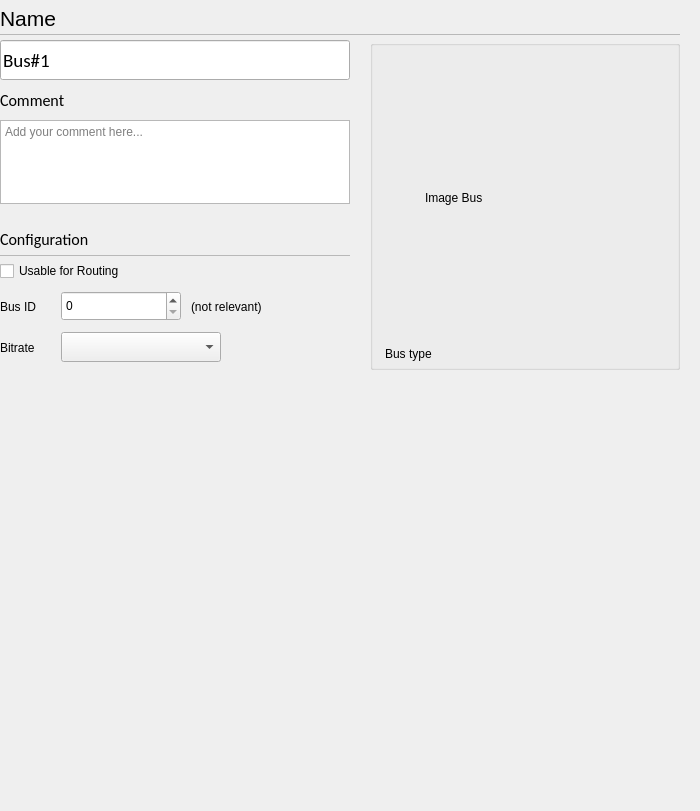
Qt form opensyde_tool/src/system_definition/bus_edit/C_SdBueBusEditPropertiesWidget.ui (openSYDE/openSYDE) before a commit.
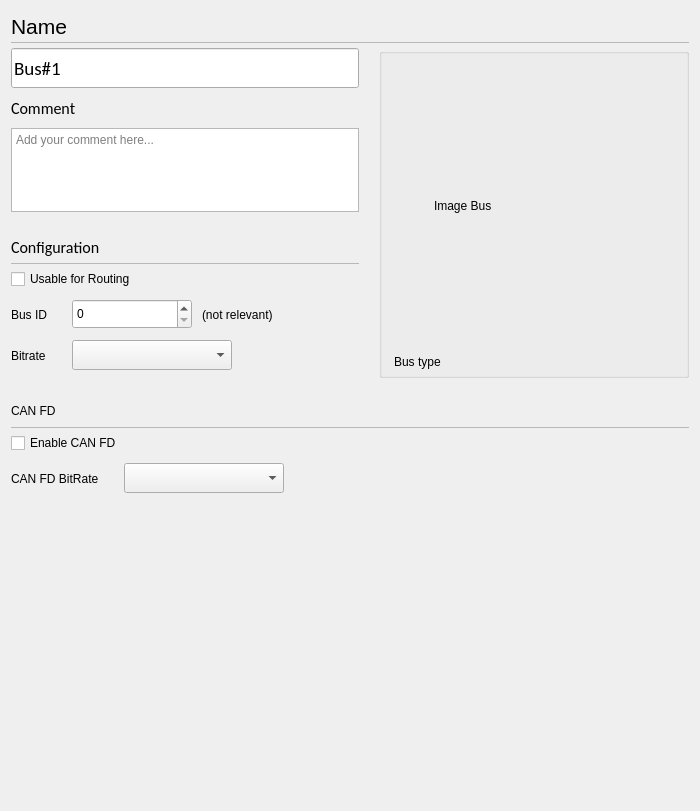
The same form after that commit. Custom widgets are drawn as their Qt base class.

Patch:
```diff
--- a/opensyde_tool/src/system_definition/bus_edit/C_SdBueBusEditPropertiesWidget.ui
+++ b/opensyde_tool/src/system_definition/bus_edit/C_SdBueBusEditPropertiesWidget.ui
@@ -16,24 +16,9 @@
   <property name="windowTitle">
    <string>Form</string>
   </property>
-  <layout class="QVBoxLayout" name="verticalLayout_8" stretch="0,1">
-   <property name="spacing">
-    <number>0</number>
-   </property>
-   <property name="leftMargin">
-    <number>0</number>
-   </property>
-   <property name="topMargin">
-    <number>3</number>
-   </property>
-   <property name="rightMargin">
-    <number>20</number>
-   </property>
-   <property name="bottomMargin">
-    <number>0</number>
-   </property>
+  <layout class="QVBoxLayout" name="verticalLayout_4">
    <item>
-    <layout class="QVBoxLayout" name="verticalLayout_2" stretch="0,0,0">
+    <layout class="QVBoxLayout" name="verticalLayout_2" stretch="0,0,0,0,0,0">
      <property name="spacing">
       <number>0</number>
      </property>
@@ -130,6 +115,9 @@
          <property name="spacing">
           <number>0</number>
          </property>
+         <property name="bottomMargin">
+          <number>0</number>
+         </property>
          <item>
           <layout class="QHBoxLayout" name="horizontalLayout_17" stretch="1">
            <property name="spacing">
@@ -482,7 +470,7 @@
            <property name="sizeHint" stdset="0">
             <size>
              <width>20</width>
-             <height>10</height>
+             <height>13</height>
             </size>
            </property>
           </spacer>
@@ -630,7 +618,7 @@
            <property name="sizeHint" stdset="0">
             <size>
              <width>20</width>
-             <height>40</height>
+             <height>13</height>
             </size>
            </property>
           </spacer>
@@ -639,6 +627,145 @@
        </item>
       </layout>
      </item>
+     <item>
+      <layout class="QHBoxLayout" name="horizontalLayout_4">
+       <property name="topMargin">
+        <number>10</number>
+       </property>
+       <property name="bottomMargin">
+        <number>5</number>
+       </property>
+       <item>
+        <widget class="stw::opensyde_gui_elements::C_OgeLabHeadingGroupBold" name="pc_LabelCANFD">
+         <property name="text">
+          <string>CAN FD</string>
+         </property>
+        </widget>
+       </item>
+       <item>
+        <spacer name="horizontalSpacer">
+         <property name="orientation">
+          <enum>Qt::Horizontal</enum>
+         </property>
+         <property name="sizeHint" stdset="0">
+          <size>
+           <width>40</width>
+           <height>20</height>
+          </size>
+         </property>
+        </spacer>
+       </item>
+      </layout>
+     </item>
+     <item>
+      <layout class="QVBoxLayout" name="verticalLayout_5" stretch="0">
+       <property name="spacing">
+        <number>0</number>
+       </property>
+       <property name="topMargin">
+        <number>1</number>
+       </property>
+       <property name="bottomMargin">
+        <number>0</number>
+       </property>
+       <item>
+        <widget class="stw::opensyde_gui_elements::C_OgeFraSeparator" name="frame">
+         <property name="minimumSize">
+          <size>
+           <width>0</width>
+           <height>1</height>
+          </size>
+         </property>
+         <property name="maximumSize">
+          <size>
+           <width>16777215</width>
+           <height>1</height>
+          </size>
+         </property>
+         <property name="frameShape">
+          <enum>QFrame::StyledPanel</enum>
+         </property>
+         <property name="frameShadow">
+          <enum>QFrame::Raised</enum>
+         </property>
+        </widget>
+       </item>
+      </layout>
+     </item>
+     <item>
+      <layout class="QGridLayout" name="pc_gridLayoutCANFD">
+       <property name="topMargin">
+        <number>5</number>
+       </property>
+       <property name="horizontalSpacing">
+        <number>25</number>
+       </property>
+       <property name="verticalSpacing">
+        <number>10</number>
+       </property>
+       <item row="1" column="0">
+        <widget class="stw::opensyde_gui_elements::C_OgeLabGroupItem" name="pc_LabelCANFDBitRate">
+         <property name="minimumSize">
+          <size>
+           <width>0</width>
+           <height>31</height>
+          </size>
+         </property>
+         <property name="maximumSize">
+          <size>
+           <width>16777215</width>
+           <height>31</height>
+          </size>
+         </property>
+         <property name="text">
+          <string>CAN FD BitRate</string>
+         </property>
+        </widget>
+       </item>
+       <item row="1" column="1">
+        <widget class="stw::opensyde_gui_elements::C_OgeCbxText" name="pc_ComboBoxCANFDBitRate">
+         <property name="minimumSize">
+          <size>
+           <width>160</width>
+           <height>30</height>
+          </size>
+         </property>
+         <property name="maximumSize">
+          <size>
+           <width>160</width>
+           <height>30</height>
+          </size>
+         </property>
+        </widget>
+       </item>
+       <item row="0" column="0" colspan="3">
+        <widget class="stw::opensyde_gui_elements::C_OgeChxPropertiesSmall" name="pc_CheckBoxEnableCANFD">
+         <property name="maximumSize">
+          <size>
+           <width>200</width>
+           <height>16777215</height>
+          </size>
+         </property>
+         <property name="text">
+          <string>Enable CAN FD</string>
+         </property>
+        </widget>
+       </item>
+       <item row="1" column="2">
+        <spacer name="horizontalSpacer_4">
+         <property name="orientation">
+          <enum>Qt::Horizontal</enum>
+         </property>
+         <property name="sizeHint" stdset="0">
+          <size>
+           <width>40</width>
+           <height>20</height>
+          </size>
+         </property>
+        </spacer>
+       </item>
+      </layout>
+     </item>
     </layout>
    </item>
    <item>
```
Left out of the diff: 70 changed lines with no effect on the pictures.
